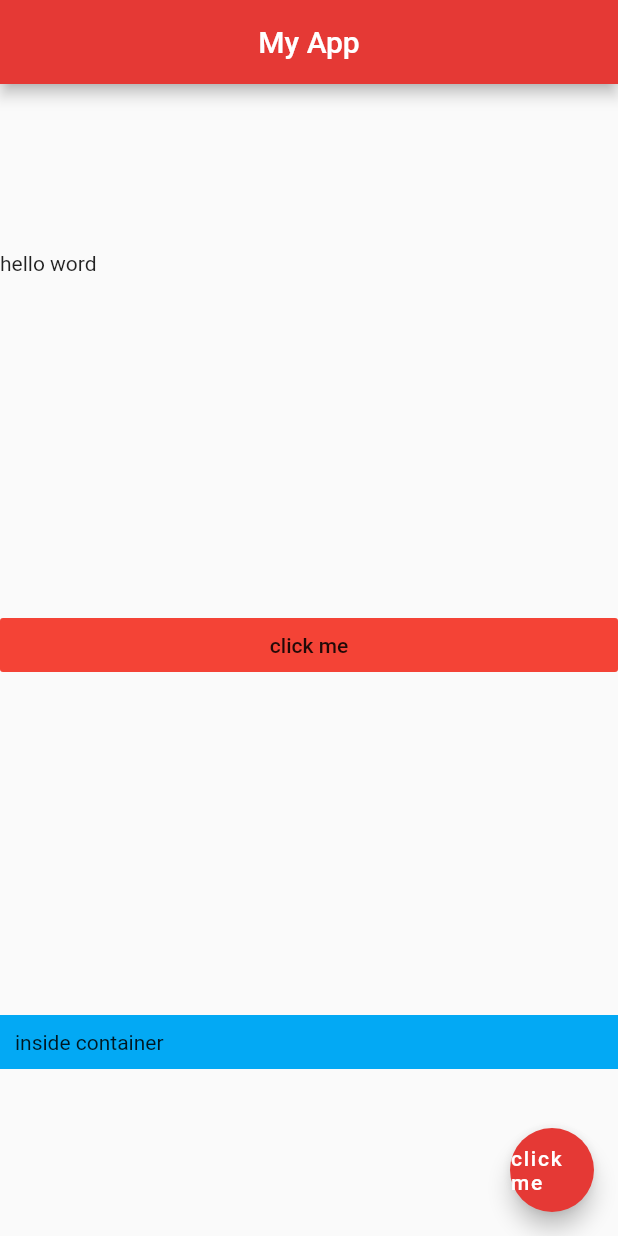
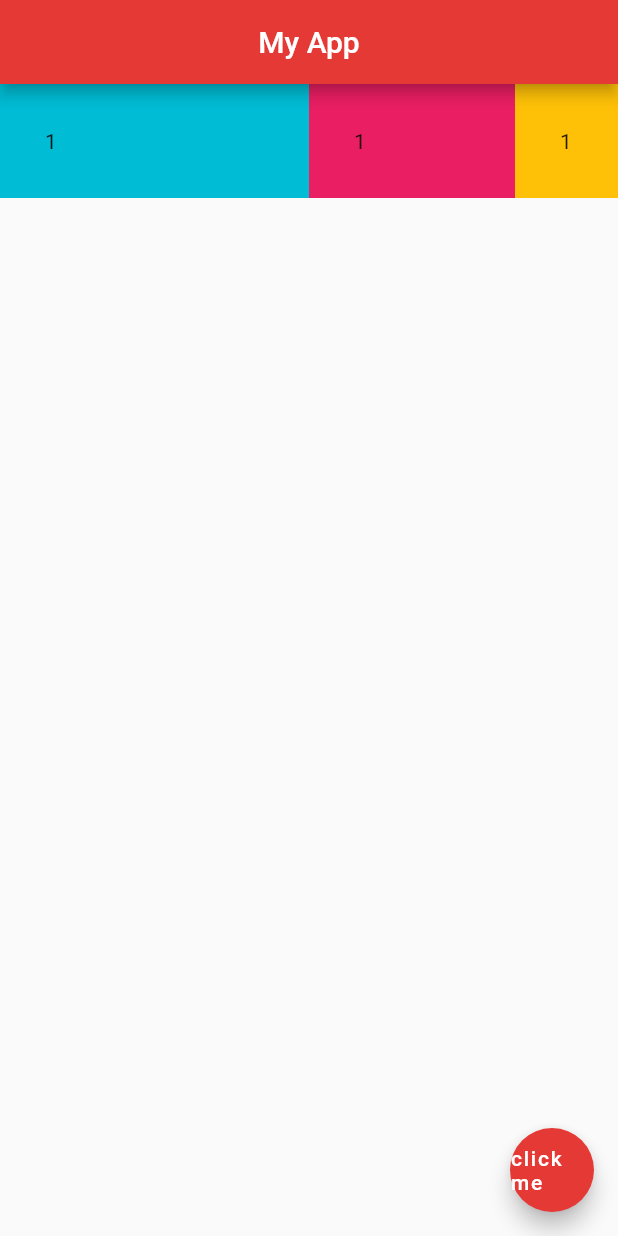
Before and after one commit to tuananh3561/flutter_learning, a Flutter app: the screen it shows after launch, on a phone screen of 412 x 824 dp. Run offline on Flutter 3.47's test engine with Material 2 defaults, Android fonts, the phone set to English and light mode, and no system bars.

Commit message:
Expanded

```diff
--- a/lib/main.dart
+++ b/lib/main.dart
@@ -15,21 +15,34 @@ class Home extends StatelessWidget {
         centerTitle: true,
         backgroundColor: Colors.red[600],
       ),
-      body: Column(
-        mainAxisAlignment: MainAxisAlignment.spaceAround,
-        crossAxisAlignment: CrossAxisAlignment.stretch,
+      body: Row(
+        mainAxisAlignment: MainAxisAlignment.spaceBetween,
+        crossAxisAlignment: CrossAxisAlignment.start,
         children: [
-          Text("hello word"),
-          FlatButton(
-            onPressed: () {},
-            child: Text("click me"),
-            color: Colors.red,
+          Expanded(
+            flex: 3,
+            child: Container(
+              color: Colors.cyan,
+              padding: EdgeInsets.all(30.0),
+              child: Text("1"),
+            ),
           ),
-          Container(
-            color: Colors.lightBlue,
-            padding: EdgeInsets.all(10.0),
-            child: Text("inside container"),
-          )
+          Expanded(
+            flex: 2,
+            child: Container(
+              color: Colors.pink,
+              padding: EdgeInsets.all(30.0),
+              child: Text("1"),
+            ),
+          ),
+          Expanded(
+            flex: 1,
+            child: Container(
+              color: Colors.amber,
+              padding: EdgeInsets.all(30.0),
+              child: Text("1"),
+            ),
+          ),
         ],
       ),
       floatingActionButton: FloatingActionButton(
```
